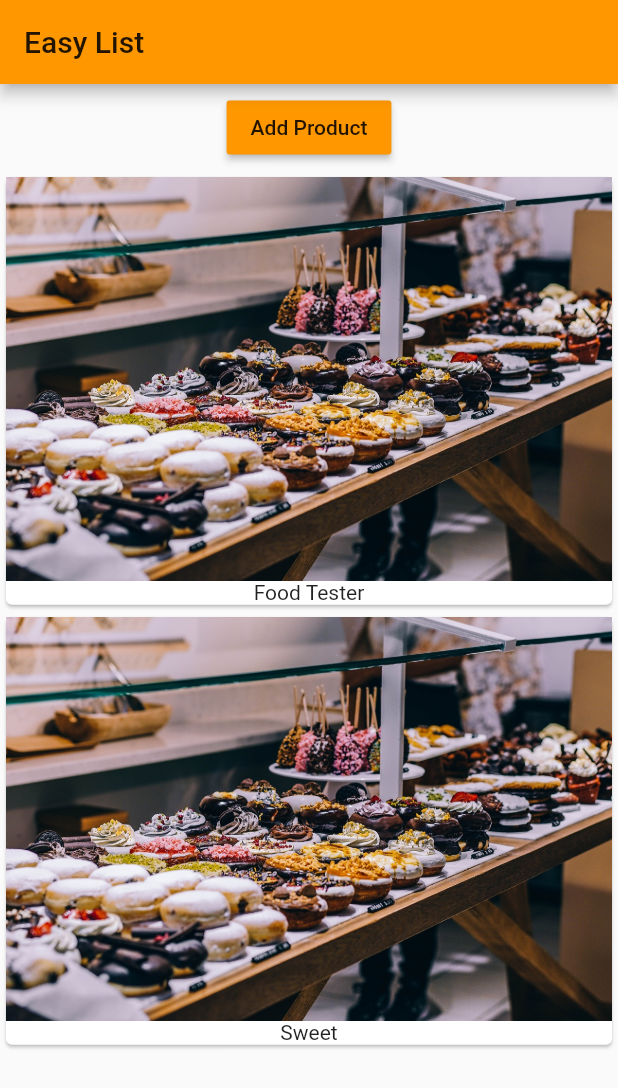
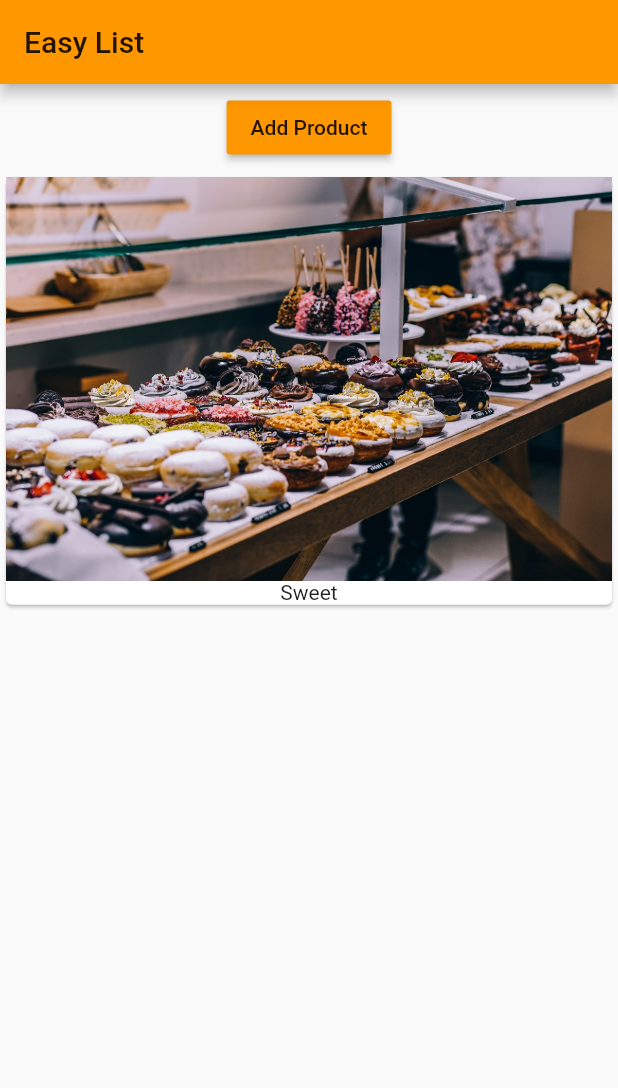
Before and after one commit to akshaypalshikar/first_flutter, a Flutter app: the screen it shows after launch, after a tap on "Add Product", on a phone screen of 412 x 824 dp. Shown: the top 1088 px of the screen. Run offline on Flutter 3.47's test engine with Material 2 defaults, Android fonts, the phone set to English and light mode, and no system bars.

Commit message:
List view and optimization (#6)
* ListView not working
* using container with height 300. Remaining space not used
* Using special container expanded. It uses all the space available
* added builder for optimizing large list
* Conditional rendering

```diff
--- a/lib/product_manager.dart
+++ b/lib/product_manager.dart
@@ -22,7 +22,7 @@ class _ProductManagerState extends State<ProductManager> {
   @override
   void initState() {
     print('[ProductManager Widget] initState');
-    _products.add(widget.startingProduct);
+  //  _products.add(widget.startingProduct);
     super.initState();
   }
 
@@ -47,7 +47,7 @@ class _ProductManagerState extends State<ProductManager> {
           margin: EdgeInsets.all(5.0),
           child: ProductControl(_addProduct),
         ),
-        Products(_products),
+        Expanded(child:Products(_products)),
       ],
     );
   }
--- a/lib/products.dart
+++ b/lib/products.dart
@@ -7,22 +7,35 @@ class Products extends StatelessWidget {
     print('[Products Widget] Constructor');
   }
 
+  Widget _buildProductItem(BuildContext context,int index){
+    return Card(
+                  child: Column(
+                    children: <Widget>[
+                      Image.asset('assets/food.jpg'),
+                      Text(products[index]),
+                    ],
+                  ),
+                );
+  }
+
+  Widget _buildProductList(){
+    Widget productCards;
+      if(products.length>0){
+        productCards = ListView.builder(
+          itemBuilder: _buildProductItem,
+          itemCount: products.length
+        );
+      }
+      else{
+        productCards = Center(child: Text("No products found, please add products."));
+      }
+      return productCards;
+  }
+
+
   @override
   Widget build(BuildContext context) {
     print('[Products Widget] Build');
-    return Column(
-      children: products
-          .map(
-            (element) => Card(
-                  child: Column(
-                    children: <Widget>[
-                      Image.asset('assets/food.jpg'),
-                      Text(element),
-                    ],
-                  ),
-                ),
-          )
-          .toList(),
-    );
+    return _buildProductList();
   }
 }
```
